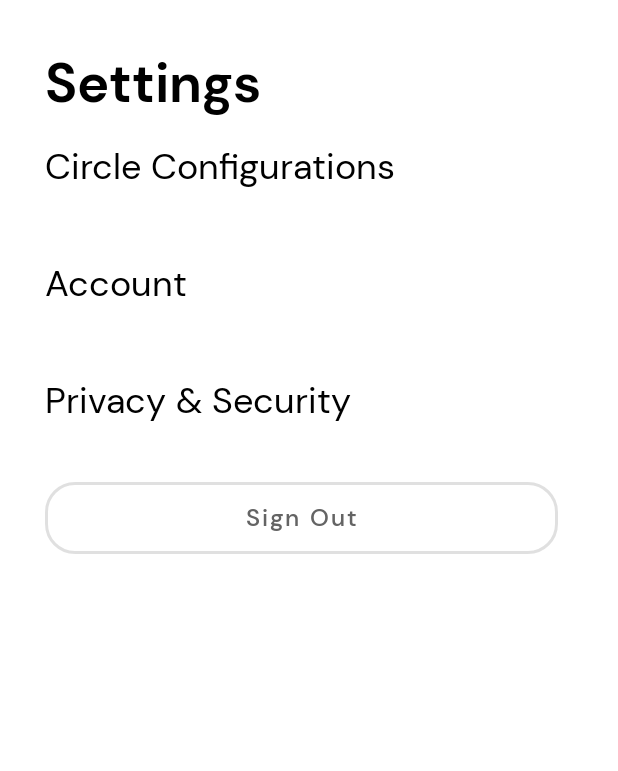
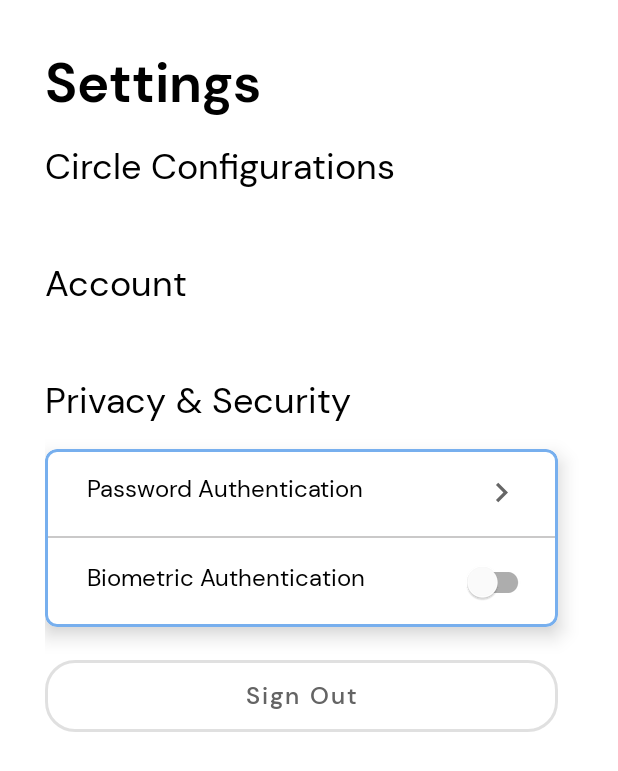
Before and after one commit to timothydillan/300cem-android-app, an Android app: the layout fragment_settings.xml on its own in the app's theme, with its tools: preview values and no code run, on a phone screen of 412 x 824 dp. Shown: the top 771 px of the screen. Run offline under Robolectric (Android 15) with nearby library versions, the phone set to English and light mode, and no system bars.

Commit message:
Add Biometric and Password authentication buttons to Settings

```diff
--- a/app/src/main/java/com/timothydillan/circles/Models/ItemModel.java
+++ b/app/src/main/java/com/timothydillan/circles/Models/ItemModel.java
@@ -2,12 +2,8 @@ package com.timothydillan.circles.Models;
 import java.util.HashMap;
 
 public class ItemModel {
-    private final HashMap<Integer, HashMap<String, Class<?>>> settingsList;
+    private final HashMap<Integer, HashMap<String, Class<?>>> settingsList = new HashMap<>();
     private int index = 0;
-
-    public ItemModel() {
-        settingsList = new HashMap<>();
-    }
 
     public void addItem(String itemTitle, Class<?> activity) {
         HashMap<String, Class<?>> item = new HashMap<>();
--- a/app/src/main/res/layout/fragment_settings.xml
+++ b/app/src/main/res/layout/fragment_settings.xml
@@ -98,10 +98,89 @@
             app:cardBackgroundColor="@color/card_color"
             app:cardCornerRadius="8dp">
 
-            <androidx.recyclerview.widget.RecyclerView
-                android:id="@+id/privacyConfigurations"
+            <LinearLayout
                 android:layout_width="match_parent"
-                android:layout_height="match_parent" />
+                android:layout_height="match_parent"
+                android:orientation="vertical">
+                <androidx.constraintlayout.widget.ConstraintLayout
+                    android:id="@+id/passwordButton"
+                    android:clickable="true"
+                    android:focusable="true"
+                    android:background="?android:attr/selectableItemBackground"
+                    android:layout_width="match_parent"
+                    android:layout_height="wrap_content">
+                    <TextView
+                        android:layout_width="wrap_content"
+                        android:layout_height="wrap_content"
+                        android:layout_marginStart="28dp"
+                        android:layout_marginTop="16dp"
+                        android:layout_marginBottom="16dp"
+                        android:fontFamily="@font/dmsans"
+                        android:text="Password Authentication"
+                        android:textColor="@color/primary_text"
+                        android:textSize="16sp"
+                        app:layout_constraintBottom_toBottomOf="parent"
+                        app:layout_constraintStart_toStartOf="parent"
+                        app:layout_constraintTop_toTopOf="parent"
+                        app:layout_constraintVertical_bias="0.0" />
+
+                    <ImageView
+                        android:id="@+id/arrowItem"
+                        android:layout_width="43dp"
+                        android:layout_height="26dp"
+                        android:layout_marginTop="16dp"
+                        android:layout_marginEnd="16dp"
+                        android:layout_marginBottom="16dp"
+                        app:layout_constraintBottom_toBottomOf="parent"
+                        app:layout_constraintEnd_toEndOf="parent"
+                        app:layout_constraintTop_toTopOf="parent"
+                        app:layout_constraintVertical_bias="1.0"
+                        app:srcCompat="@drawable/ic_baseline_keyboard_arrow_right_24" />
+                </androidx.constraintlayout.widget.ConstraintLayout>
+
+                <View
+                    android:layout_width="match_parent"
+                    android:layout_height="1dp"
+                    android:background="@color/item_divider"/>
+
+                <androidx.constraintlayout.widget.ConstraintLayout
+                    android:clickable="true"
+                    android:focusable="true"
+                    android:background="?android:attr/selectableItemBackground"
+                    android:layout_width="match_parent"
+                    android:layout_height="wrap_content">
+
+                    <TextView
+                        android:layout_width="wrap_content"
+                        android:layout_height="wrap_content"
+                        android:layout_marginStart="28dp"
+                        android:layout_marginTop="16dp"
+                        android:layout_marginBottom="16dp"
+                        android:fontFamily="@font/dmsans"
+                        android:text="Biometric Authentication"
+                        android:textColor="@color/primary_text"
+                        android:textSize="16sp"
+                        app:layout_constraintBottom_toBottomOf="parent"
+                        app:layout_constraintStart_toStartOf="parent"
+                        app:layout_constraintTop_toTopOf="parent"
+                        app:layout_constraintVertical_bias="0.0" />
+
+                    <com.google.android.material.switchmaterial.SwitchMaterial
+                        android:id="@+id/fingeprintSwitch"
+                        android:layout_width="wrap_content"
+                        android:layout_height="26dp"
+                        android:layout_marginTop="16dp"
+                        android:layout_marginEnd="16dp"
+                        android:layout_marginBottom="16dp"
+                        app:layout_constraintBottom_toBottomOf="parent"
+                        app:layout_constraintEnd_toEndOf="parent"
+                        app:layout_constraintTop_toTopOf="parent"
+                        app:layout_constraintVertical_bias="1.0" />
+                </androidx.constraintlayout.widget.ConstraintLayout>
+
+            </LinearLayout>
+
+
 
         </com.google.android.material.card.MaterialCardView>
 
```
